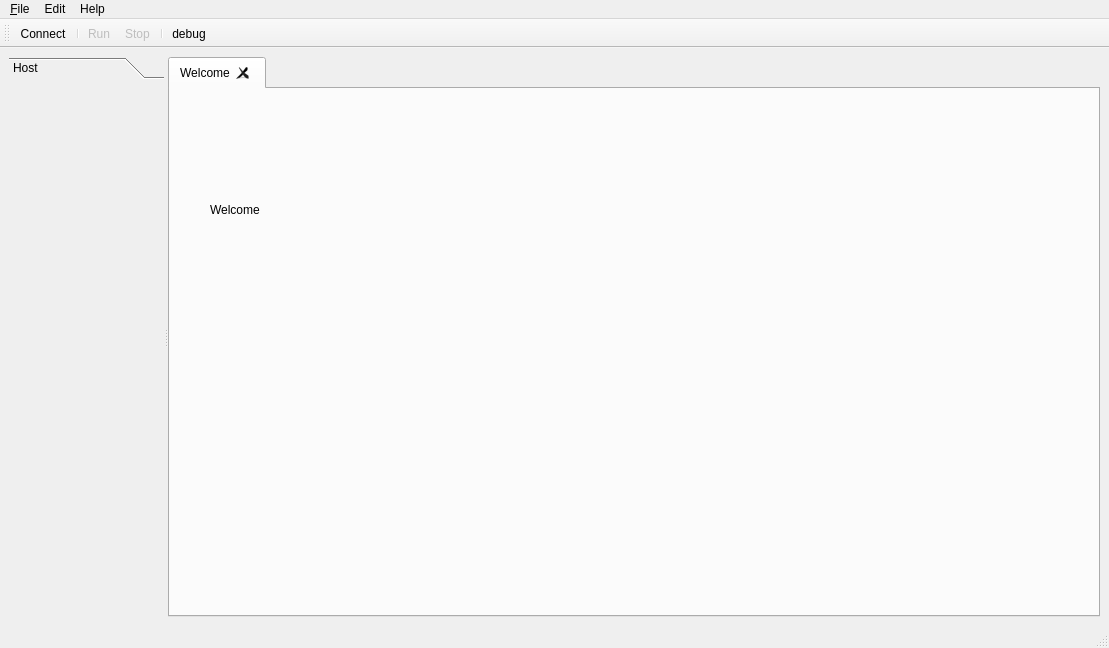
First picture: the form in ui/ui_main_window.ui, repository dexter9000/GenieReed, before the edit.
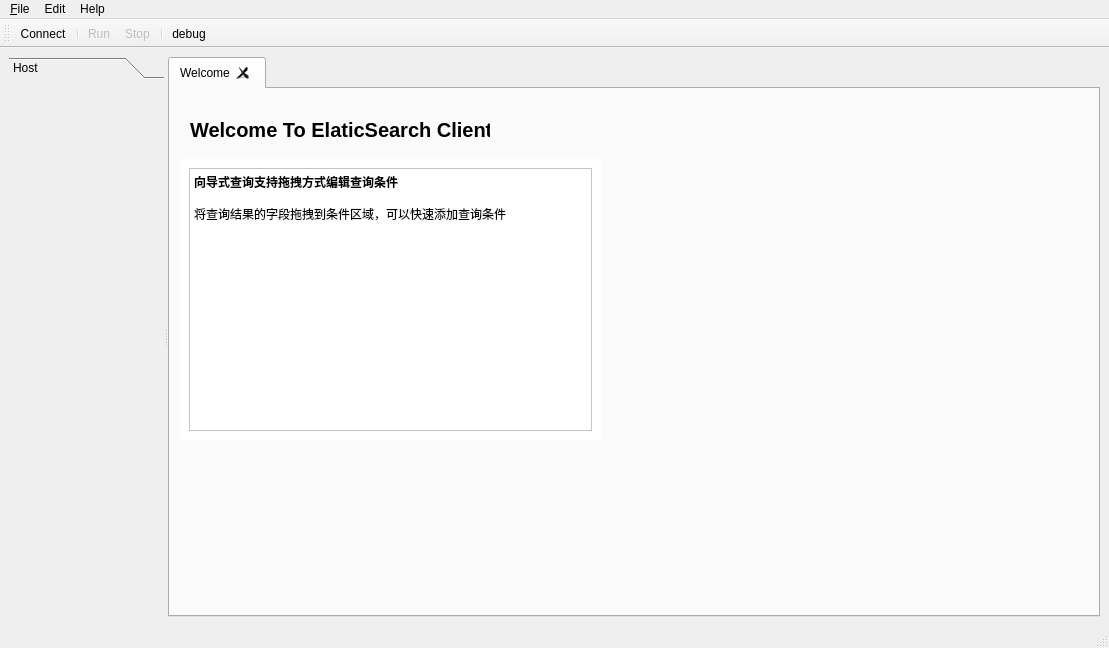
Second picture: the form after the edit. Icons and pictures are not drawn.

Commit message: 解决DPI分辨率问题

```diff
--- a/ui/ui_main_window.ui
+++ b/ui/ui_main_window.ui
@@ -111,24 +111,93 @@
         <attribute name="title">
          <string>Welcome</string>
         </attribute>
-        <widget class="QWidget" name="horizontalLayoutWidget">
+        <widget class="QLabel" name="label">
          <property name="geometry">
           <rect>
-           <x>40</x>
-           <y>40</y>
-           <width>341</width>
-           <height>161</height>
+           <x>20</x>
+           <y>20</y>
+           <width>300</width>
+           <height>41</height>
           </rect>
          </property>
-         <layout class="QHBoxLayout" name="welcomeLayout">
-          <item>
-           <widget class="QLabel" name="label">
-            <property name="text">
-             <string>Welcome</string>
-            </property>
-           </widget>
-          </item>
-         </layout>
+         <property name="minimumSize">
+          <size>
+           <width>300</width>
+           <height>0</height>
+          </size>
+         </property>
+         <property name="maximumSize">
+          <size>
+           <width>300</width>
+           <height>16777215</height>
+          </size>
+         </property>
+         <property name="font">
+          <font>
+           <pointsize>15</pointsize>
+           <weight>75</weight>
+           <bold>true</bold>
+          </font>
+         </property>
+         <property name="text">
+          <string>Welcome To ElaticSearch Client</string>
+         </property>
+        </widget>
+        <widget class="QStackedWidget" name="tipWidget">
+         <property name="geometry">
+          <rect>
+           <x>10</x>
+           <y>70</y>
+           <width>421</width>
+           <height>281</height>
+          </rect>
+         </property>
+         <property name="minimumSize">
+          <size>
+           <width>400</width>
+           <height>0</height>
+          </size>
+         </property>
+         <property name="styleSheet">
+          <string notr="true">background-color:rgb(255, 255, 255)</string>
+         </property>
+         <property name="currentIndex">
+          <number>0</number>
+         </property>
+         <widget class="QWidget" name="tip_page_1">
+          <layout class="QVBoxLayout" name="verticalLayout_4">
+           <item>
+            <widget class="QTextBrowser" name="tip_1">
+             <property name="html">
+              <string>&lt;!DOCTYPE HTML PUBLIC &quot;-//W3C//DTD HTML 4.0//EN&quot; &quot;http://www.w3.org/TR/REC-html40/strict.dtd&quot;&gt;
+&lt;html&gt;&lt;head&gt;&lt;meta name=&quot;qrichtext&quot; content=&quot;1&quot; /&gt;&lt;style type=&quot;text/css&quot;&gt;
+p, li { white-space: pre-wrap; }
+&lt;/style&gt;&lt;/head&gt;&lt;body style=&quot; font-family:'SimSun'; font-size:9pt; font-weight:400; font-style:normal;&quot;&gt;
+&lt;p style=&quot; margin-top:0px; margin-bottom:0px; margin-left:0px; margin-right:0px; -qt-block-indent:0; text-indent:0px;&quot;&gt;&lt;span style=&quot; font-weight:600;&quot;&gt;向导式查询支持拖拽方式编辑查询条件&lt;/span&gt;&lt;/p&gt;
+&lt;p style=&quot;-qt-paragraph-type:empty; margin-top:0px; margin-bottom:0px; margin-left:0px; margin-right:0px; -qt-block-indent:0; text-indent:0px; font-weight:600;&quot;&gt;&lt;br /&gt;&lt;/p&gt;
+&lt;p style=&quot; margin-top:0px; margin-bottom:0px; margin-left:0px; margin-right:0px; -qt-block-indent:0; text-indent:0px;&quot;&gt;将查询结果的字段拖拽到条件区域，可以快速添加查询条件&lt;/p&gt;&lt;/body&gt;&lt;/html&gt;</string>
+             </property>
+            </widget>
+           </item>
+          </layout>
+         </widget>
+         <widget class="QWidget" name="tip_page_2">
+          <layout class="QHBoxLayout" name="horizontalLayout">
+           <item>
+            <widget class="QTextBrowser" name="tip_2">
+             <property name="html">
+              <string>&lt;!DOCTYPE HTML PUBLIC &quot;-//W3C//DTD HTML 4.0//EN&quot; &quot;http://www.w3.org/TR/REC-html40/strict.dtd&quot;&gt;
+&lt;html&gt;&lt;head&gt;&lt;meta name=&quot;qrichtext&quot; content=&quot;1&quot; /&gt;&lt;style type=&quot;text/css&quot;&gt;
+p, li { white-space: pre-wrap; }
+&lt;/style&gt;&lt;/head&gt;&lt;body style=&quot; font-family:'SimSun'; font-size:9pt; font-weight:400; font-style:normal;&quot;&gt;
+&lt;p style=&quot; margin-top:0px; margin-bottom:0px; margin-left:0px; margin-right:0px; -qt-block-indent:0; text-indent:0px;&quot;&gt;&lt;span style=&quot; font-weight:600;&quot;&gt;直接编辑查询结果&lt;/span&gt;&lt;/p&gt;
+&lt;p style=&quot;-qt-paragraph-type:empty; margin-top:0px; margin-bottom:0px; margin-left:0px; margin-right:0px; -qt-block-indent:0; text-indent:0px;&quot;&gt;&lt;br /&gt;&lt;/p&gt;
+&lt;p style=&quot; margin-top:0px; margin-bottom:0px; margin-left:0px; margin-right:0px; -qt-block-indent:0; text-indent:0px;&quot;&gt;通过双击查询结果的字段，可以快速修改数据。&lt;/p&gt;&lt;/body&gt;&lt;/html&gt;</string>
+             </property>
+            </widget>
+           </item>
+          </layout>
+         </widget>
         </widget>
        </widget>
       </widget>
```
The commit also changes 2 other files.
